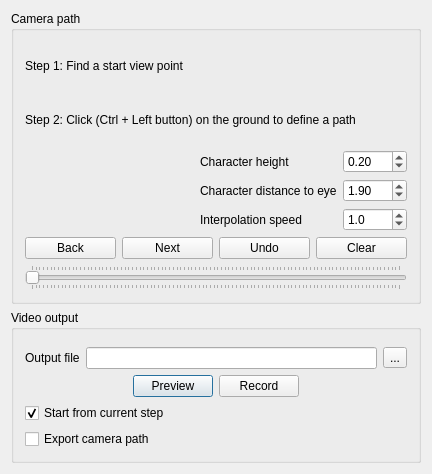
LiangliangNan/Easy3D, file applications/Mapple/dialogs/dialog_walk_through.ui: the form before one commit.
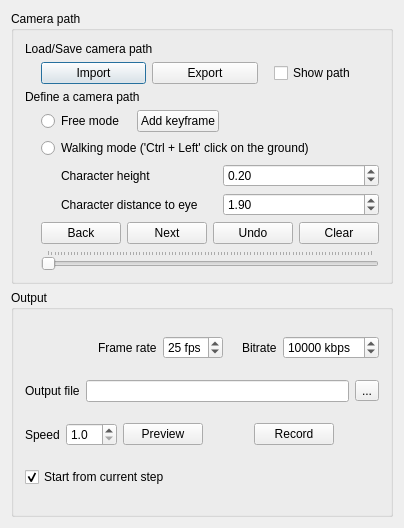
The form after the commit.

The edit to the form file:
```diff
--- a/applications/Mapple/dialogs/dialog_walk_through.ui
+++ b/applications/Mapple/dialogs/dialog_walk_through.ui
@@ -6,8 +6,8 @@
    <rect>
     <x>0</x>
     <y>0</y>
-    <width>432</width>
-    <height>474</height>
+    <width>396</width>
+    <height>528</height>
    </rect>
   </property>
   <property name="sizePolicy">
@@ -22,26 +22,153 @@
   <property name="windowTitle">
    <string>Walk through</string>
   </property>
-  <layout class="QVBoxLayout" name="verticalLayout_3">
+  <layout class="QVBoxLayout" name="verticalLayout_4">
    <item>
     <widget class="QGroupBox" name="groupBox">
+     <property name="sizePolicy">
+      <sizepolicy hsizetype="Preferred" vsizetype="Expanding">
+       <horstretch>0</horstretch>
+       <verstretch>0</verstretch>
+      </sizepolicy>
+     </property>
      <property name="title">
       <string>Camera path</string>
      </property>
+     <layout class="QVBoxLayout" name="verticalLayout_3">
+      <item>
+       <layout class="QGridLayout" name="gridLayout_2">
+        <item row="0" column="0" colspan="2">
+         <widget class="QLabel" name="labelCharacterHeightFactor_4">
+          <property name="text">
+           <string>Load/Save camera path</string>
+          </property>
+         </widget>
+        </item>
+        <item row="1" column="0">
+         <spacer name="horizontalSpacer_9">
+          <property name="orientation">
+           <enum>Qt::Horizontal</enum>
+          </property>
+          <property name="sizeType">
+           <enum>QSizePolicy::Fixed</enum>
+          </property>
+          <property name="sizeHint" stdset="0">
+           <size>
+            <width>10</width>
+            <height>15</height>
+           </size>
+          </property>
+         </spacer>
+        </item>
+        <item row="1" column="1">
+         <layout class="QHBoxLayout" name="horizontalLayoutCameraPathButtons_3">
+          <item>
+           <widget class="QPushButton" name="importCameraPathButton">
+            <property name="text">
+             <string>Import</string>
+            </property>
+            <property name="default">
+             <bool>true</bool>
+            </property>
+           </widget>
+          </item>
+          <item>
+           <widget class="QPushButton" name="exportCameraPathButton">
+            <property name="text">
+             <string>Export</string>
+            </property>
+            <property name="default">
+             <bool>false</bool>
+            </property>
+           </widget>
+          </item>
+          <item>
+           <spacer name="horizontalSpacer_10">
+            <property name="orientation">
+             <enum>Qt::Horizontal</enum>
+            </property>
+            <property name="sizeType">
+             <enum>QSizePolicy::Fixed</enum>
+            </property>
+            <property name="sizeHint" stdset="0">
+             <size>
+              <width>10</width>
+              <height>15</height>
+             </size>
+            </property>
+           </spacer>
+          </item>
+          <item>
+           <widget class="QCheckBox" name="checkBoxShowCameraPath">
+            <property name="text">
+             <string>Show path</string>
+            </property>
+           </widget>
+          </item>
+         </layout>
+        </item>
+        <item row="2" column="0" colspan="2">
+         <widget class="QLabel" name="labelCharacterHeightFactor_3">
+          <property name="text">
+           <string>Define a camera path</string>
+          </property>
+         </widget>
+        </item>
+        <item row="3" column="0">
+         <spacer name="horizontalSpacer_7">
+          <property name="orientation">
+           <enum>Qt::Horizontal</enum>
+          </property>
+          <property name="sizeType">
+           <enum>QSizePolicy::Fixed</enum>
+          </property>
+          <property name="sizeHint" stdset="0">
+           <size>
+            <width>10</width>
+            <height>15</height>
+           </size>
+          </property>
+         </spacer>
+        </item>
+        <item row="3" column="1">
      <layout class="QVBoxLayout" name="verticalLayout_2">
       <item>
-       <widget class="QLabel" name="labelDefineStartingPoint">
+           <layout class="QGridLayout" name="gridLayout_3">
+            <item row="0" column="0">
+             <widget class="QRadioButton" name="radioButtonFreeMode">
         <property name="text">
-         <string>Step 1: Find a start view point</string>
+               <string>Free mode  </string>
         </property>
        </widget>
       </item>
-      <item>
-       <widget class="QLabel" name="labelDefinePath">
+            <item row="0" column="1">
+             <widget class="QPushButton" name="addKeyframeButton">
         <property name="text">
-         <string>Step 2: Click (Ctrl + Left button) on the ground to define a path</string>
-        </property>
-       </widget>
+               <string>Add keyframe</string>
+              </property>
+             </widget>
+            </item>
+            <item row="0" column="2">
+             <spacer name="horizontalSpacer_8">
+              <property name="orientation">
+               <enum>Qt::Horizontal</enum>
+              </property>
+              <property name="sizeHint" stdset="0">
+               <size>
+                <width>50</width>
+                <height>18</height>
+               </size>
+              </property>
+             </spacer>
+            </item>
+            <item row="1" column="0" colspan="3">
+             <widget class="QRadioButton" name="radioButtonWalkingMode">
+              <property name="text">
+               <string>Walking mode ('Ctrl + Left' click on the ground)</string>
+              </property>
+             </widget>
+            </item>
+           </layout>
       </item>
       <item>
        <layout class="QHBoxLayout" name="horizontalLayoutParameters">
@@ -50,9 +177,12 @@
           <property name="orientation">
            <enum>Qt::Horizontal</enum>
           </property>
+              <property name="sizeType">
+               <enum>QSizePolicy::Preferred</enum>
+              </property>
           <property name="sizeHint" stdset="0">
            <size>
-            <width>50</width>
+                <width>20</width>
             <height>18</height>
            </size>
           </property>
@@ -60,13 +190,6 @@
         </item>
         <item>
          <layout class="QGridLayout" name="gridLayout">
-          <item row="2" column="0">
-           <widget class="QLabel" name="labelInterpolationSpeed">
-            <property name="text">
-             <string>Interpolation speed</string>
-            </property>
-           </widget>
-          </item>
           <item row="1" column="1">
            <widget class="QDoubleSpinBox" name="doubleSpinBoxCharacterDistanceFactor">
             <property name="decimals">
@@ -83,43 +206,8 @@
             </property>
            </widget>
           </item>
-          <item row="2" column="1">
-           <widget class="QDoubleSpinBox" name="doubleSpinBoxInterpolationSpeed">
-            <property name="decimals">
-             <number>1</number>
-            </property>
-            <property name="minimum">
-             <double>-10.000000000000000</double>
-            </property>
-            <property name="maximum">
-             <double>10.000000000000000</double>
-            </property>
-            <property name="singleStep">
-             <double>0.100000000000000</double>
-            </property>
-            <property name="value">
-             <double>1.000000000000000</double>
-            </property>
-           </widget>
-          </item>
-          <item row="0" column="1">
-           <widget class="QDoubleSpinBox" name="doubleSpinBoxCharacterHeightFactor">
-            <property name="decimals">
-             <number>2</number>
-            </property>
-            <property name="maximum">
-             <double>100.000000000000000</double>
-            </property>
-            <property name="singleStep">
-             <double>0.100000000000000</double>
-            </property>
-            <property name="value">
-             <double>0.200000000000000</double>
-            </property>
-           </widget>
-          </item>
           <item row="0" column="0">
-           <widget class="QLabel" name="labelCharacterHeightFactor">
+               <widget class="QLabel" name="labelCharacterHeight">
             <property name="text">
              <string>Character height</string>
             </property>
@@ -132,6 +220,22 @@
             </property>
            </widget>
           </item>
+              <item row="0" column="1">
+               <widget class="QDoubleSpinBox" name="doubleSpinBoxCharacterHeightFactor">
+                <property name="decimals">
+                 <number>2</number>
+                </property>
+                <property name="maximum">
+                 <double>100.000000000000000</double>
+                </property>
+                <property name="singleStep">
+                 <double>0.100000000000000</double>
+                </property>
+                <property name="value">
+                 <double>0.200000000000000</double>
+                </property>
+               </widget>
+              </item>
          </layout>
         </item>
        </layout>
@@ -163,7 +267,7 @@
          </widget>
         </item>
         <item>
-         <widget class="QPushButton" name="clearPathButton">
+             <widget class="QPushButton" name="clearCameraPathButton">
           <property name="text">
            <string>Clear</string>
           </property>
@@ -177,9 +281,13 @@
          <enum>Qt::Horizontal</enum>
         </property>
         <property name="tickPosition">
-         <enum>QSlider::TicksBothSides</enum>
-        </property>
-       </widget>
+             <enum>QSlider::TicksAbove</enum>
+            </property>
+           </widget>
+          </item>
+         </layout>
+        </item>
+       </layout>
       </item>
      </layout>
     </widget>
@@ -187,39 +295,39 @@
    <item>
     <widget class="QGroupBox" name="videoOutputGroupBox">
      <property name="sizePolicy">
-      <sizepolicy hsizetype="Preferred" vsizetype="Maximum">
+      <sizepolicy hsizetype="Preferred" vsizetype="Expanding">
        <horstretch>0</horstretch>
        <verstretch>0</verstretch>
       </sizepolicy>
      </property>
      <property name="title">
-      <string>Video output</string>
+      <string>Output</string>
      </property>
      <layout class="QVBoxLayout" name="verticalLayout">
       <item>
-       <widget class="QFrame" name="horizontalLayoutBitrateFrame">
+       <layout class="QHBoxLayout" name="horizontalLayout_2">
+        <item>
+         <spacer name="horizontalSpacer_4">
+          <property name="orientation">
+           <enum>Qt::Horizontal</enum>
+          </property>
+          <property name="sizeHint" stdset="0">
+           <size>
+            <width>13</width>
+            <height>13</height>
+           </size>
+          </property>
+         </spacer>
+        </item>
+        <item>
         <widget class="QLabel" name="labelFrameRate">
-         <property name="geometry">
-          <rect>
-           <x>11</x>
-           <y>1</y>
-           <width>64</width>
-           <height>16</height>
-          </rect>
-         </property>
          <property name="text">
           <string>Frame rate</string>
          </property>
         </widget>
+        </item>
+        <item>
         <widget class="QSpinBox" name="spinBoxFPS">
-         <property name="geometry">
-          <rect>
-           <x>83</x>
-           <y>1</y>
-           <width>58</width>
-           <height>21</height>
-          </rect>
-         </property>
          <property name="toolTip">
           <string>Number of frames per second</string>
          </property>
@@ -233,28 +341,32 @@
           <number>25</number>
          </property>
         </widget>
+        </item>
+        <item>
+         <spacer name="horizontalSpacer_2">
+          <property name="orientation">
+           <enum>Qt::Horizontal</enum>
+          </property>
+          <property name="sizeType">
+           <enum>QSizePolicy::Fixed</enum>
+          </property>
+          <property name="sizeHint" stdset="0">
+           <size>
+            <width>13</width>
+            <height>18</height>
+           </size>
+          </property>
+         </spacer>
+        </item>
+        <item>
         <widget class="QLabel" name="labelBitRate">
-         <property name="geometry">
-          <rect>
-           <x>171</x>
-           <y>1</y>
-           <width>40</width>
-           <height>16</height>
-          </rect>
-         </property>
          <property name="text">
           <string>Bitrate</string>
          </property>
         </widget>
+        </item>
+        <item>
         <widget class="QSpinBox" name="spinBoxBitRate">
-         <property name="geometry">
-          <rect>
-           <x>219</x>
-           <y>1</y>
-           <width>106</width>
-           <height>21</height>
-          </rect>
-         </property>
          <property name="toolTip">
           <string>Bitrate (in kbit/s)
 The higher the better the quality (but the bigger the file)</string>
@@ -272,10 +384,11 @@
           <number>100</number>
          </property>
          <property name="value">
-          <number>1000</number>
-         </property>
-        </widget>
-       </widget>
+           <number>10000</number>
+          </property>
+         </widget>
+        </item>
+       </layout>
       </item>
       <item>
        <layout class="QHBoxLayout" name="horizontalLayoutOutputFile">
@@ -301,17 +414,30 @@
       <item>
        <layout class="QHBoxLayout" name="horizontalLayout">
         <item>
-         <spacer name="horizontalSpacer_5">
-          <property name="orientation">
-           <enum>Qt::Horizontal</enum>
+         <widget class="QLabel" name="labelInterpolationSpeed">
+          <property name="text">
+           <string>Speed</string>
           </property>
-          <property name="sizeHint" stdset="0">
-           <size>
-            <width>0</width>
-            <height>0</height>
-           </size>
+         </widget>
+        </item>
+        <item>
+         <widget class="QDoubleSpinBox" name="doubleSpinBoxInterpolationSpeed">
+          <property name="decimals">
+           <number>1</number>
           </property>
-         </spacer>
+          <property name="minimum">
+           <double>1.000000000000000</double>
+          </property>
+          <property name="maximum">
+           <double>10.000000000000000</double>
+          </property>
+          <property name="singleStep">
+           <double>0.100000000000000</double>
+          </property>
+          <property name="value">
+           <double>1.000000000000000</double>
+          </property>
+         </widget>
         </item>
         <item>
          <widget class="QPushButton" name="previewButton">
@@ -324,11 +450,21 @@
           <property name="checked">
            <bool>false</bool>
           </property>
-          <property name="default">
-           <bool>true</bool>
-          </property>
          </widget>
         </item>
+        <item>
+         <spacer name="horizontalSpacer_5">
+          <property name="orientation">
+           <enum>Qt::Horizontal</enum>
+          </property>
+          <property name="sizeHint" stdset="0">
+           <size>
+            <width>0</width>
+            <height>0</height>
+           </size>
+          </property>
+         </spacer>
+        </item>
         <item>
          <widget class="QPushButton" name="recordButton">
           <property name="text">
@@ -364,13 +500,6 @@
         </property>
        </widget>
       </item>
-      <item>
-       <widget class="QCheckBox" name="checkBoxExportCameraPath">
-        <property name="text">
-         <string>Export camera path</string>
-        </property>
-       </widget>
-      </item>
      </layout>
     </widget>
    </item>
```
Left out of the diff: 11 changed lines with no effect on the pictures. Lines whose indentation alone changed are shown as unchanged.
